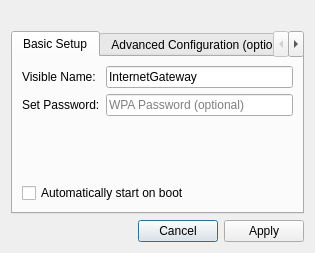
Before: the Qt Designer form src-qt4/libpcbsd/ui/dialogAPsetup.ui in trueos/pcbsd, drawn with Qt 5.
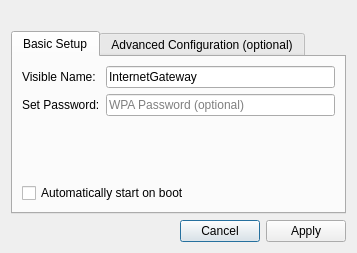
After: the same form once the commit is applied.

```diff
--- a/src-qt4/libpcbsd/ui/dialogAPsetup.ui
+++ b/src-qt4/libpcbsd/ui/dialogAPsetup.ui
@@ -6,8 +6,8 @@
    <rect>
     <x>0</x>
     <y>0</y>
-    <width>315</width>
-    <height>225</height>
+    <width>357</width>
+    <height>229</height>
    </rect>
   </property>
   <property name="windowTitle">
```
